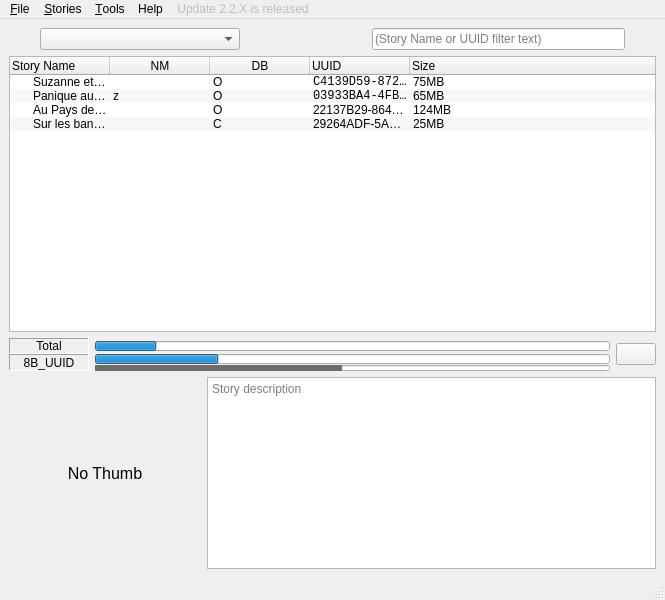
Above: pkg/ui/main.ui from o-daneel/Lunii.QT before the change. Below: the same form after it.
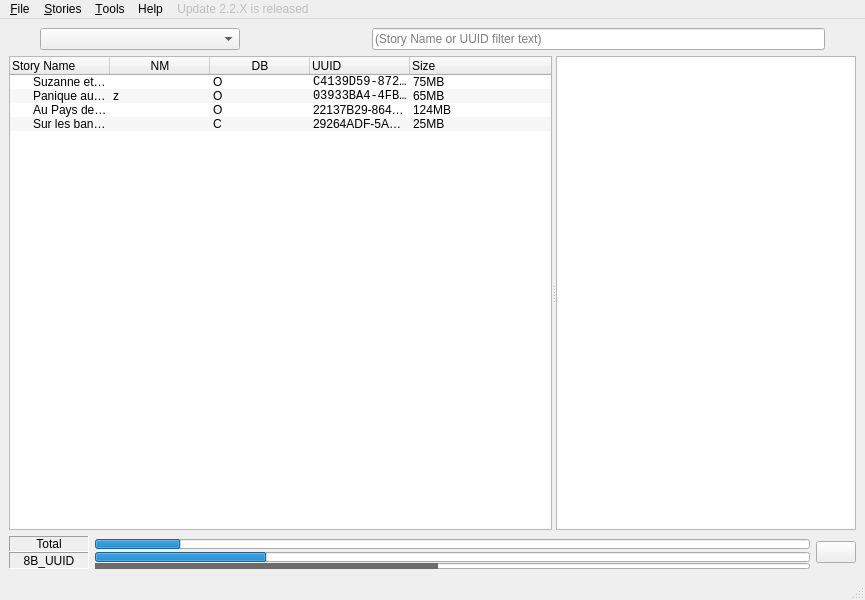
That is the form after the change. Icons and pictures are not drawn.

Commit message: Adding Html preview instead of picture + details Adding Slider (option to hide is now useless)

```diff
--- a/pkg/ui/main.ui
+++ b/pkg/ui/main.ui
@@ -6,7 +6,7 @@
    <rect>
     <x>0</x>
     <y>0</y>
-    <width>665</width>
+    <width>865</width>
     <height>600</height>
    </rect>
   </property>
@@ -186,6 +186,16 @@
      </layout>
     </item>
     <item>
+     <widget class="QSplitter" name="splitter">
+      <property name="sizePolicy">
+       <sizepolicy hsizetype="Expanding" vsizetype="Expanding">
+        <horstretch>0</horstretch>
+        <verstretch>0</verstretch>
+       </sizepolicy>
+      </property>
+      <property name="orientation">
+       <enum>Qt::Orientation::Horizontal</enum>
+      </property>
      <widget class="QTreeWidget" name="tree_stories">
       <property name="minimumSize">
        <size>
@@ -348,6 +358,33 @@
        </property>
       </item>
      </widget>
+      <widget class="QTextBrowser" name="story_details">
+       <property name="sizePolicy">
+        <sizepolicy hsizetype="Expanding" vsizetype="Expanding">
+         <horstretch>0</horstretch>
+         <verstretch>0</verstretch>
+        </sizepolicy>
+       </property>
+       <property name="minimumSize">
+        <size>
+         <width>300</width>
+         <height>192</height>
+        </size>
+       </property>
+       <property name="maximumSize">
+        <size>
+         <width>16777215</width>
+         <height>16777215</height>
+        </size>
+       </property>
+       <property name="horizontalScrollBarPolicy">
+        <enum>Qt::ScrollBarPolicy::ScrollBarAlwaysOff</enum>
+       </property>
+       <property name="sizeAdjustPolicy">
+        <enum>QAbstractScrollArea::SizeAdjustPolicy::AdjustIgnored</enum>
+       </property>
+      </widget>
+     </widget>
     </item>
     <item>
      <layout class="QHBoxLayout" name="prognstopLayout">
@@ -514,68 +551,6 @@
       </item>
      </layout>
     </item>
-    <item>
-     <layout class="QHBoxLayout" name="details_layout">
-      <property name="sizeConstraint">
-       <enum>QLayout::SetMinimumSize</enum>
-      </property>
-      <item>
-       <widget class="QLabel" name="lbl_picture">
-        <property name="enabled">
-         <bool>true</bool>
-        </property>
-        <property name="sizePolicy">
-         <sizepolicy hsizetype="Preferred" vsizetype="Minimum">
-          <horstretch>0</horstretch>
-          <verstretch>0</verstretch>
-         </sizepolicy>
-        </property>
-        <property name="minimumSize">
-         <size>
-          <width>192</width>
-          <height>0</height>
-         </size>
-        </property>
-        <property name="font">
-         <font>
-          <pointsize>12</pointsize>
-         </font>
-        </property>
-        <property name="text">
-         <string>No Thumb</string>
-        </property>
-        <property name="alignment">
-         <set>Qt::AlignCenter</set>
-        </property>
-       </widget>
-      </item>
-      <item>
-       <widget class="QTextBrowser" name="te_story_details">
-        <property name="sizePolicy">
-         <sizepolicy hsizetype="Expanding" vsizetype="Minimum">
-          <horstretch>0</horstretch>
-          <verstretch>0</verstretch>
-         </sizepolicy>
-        </property>
-        <property name="maximumSize">
-         <size>
-          <width>16777215</width>
-          <height>192</height>
-         </size>
-        </property>
-        <property name="placeholderText">
-         <string>Story description</string>
-        </property>
-        <property name="openExternalLinks">
-         <bool>true</bool>
-        </property>
-        <property name="openLinks">
-         <bool>false</bool>
-        </property>
-       </widget>
-      </item>
-     </layout>
-    </item>
    </layout>
   </widget>
   <widget class="QStatusBar" name="statusbar">
@@ -591,8 +566,8 @@
     <rect>
      <x>0</x>
      <y>0</y>
-     <width>665</width>
-     <height>22</height>
+     <width>865</width>
+     <height>21</height>
     </rect>
    </property>
    <widget class="QMenu" name="menuFile">
```
Left out of the diff: 46 changed lines with no effect on the pictures. Lines whose indentation alone changed are shown as unchanged. The commit also changes 3 other files.
